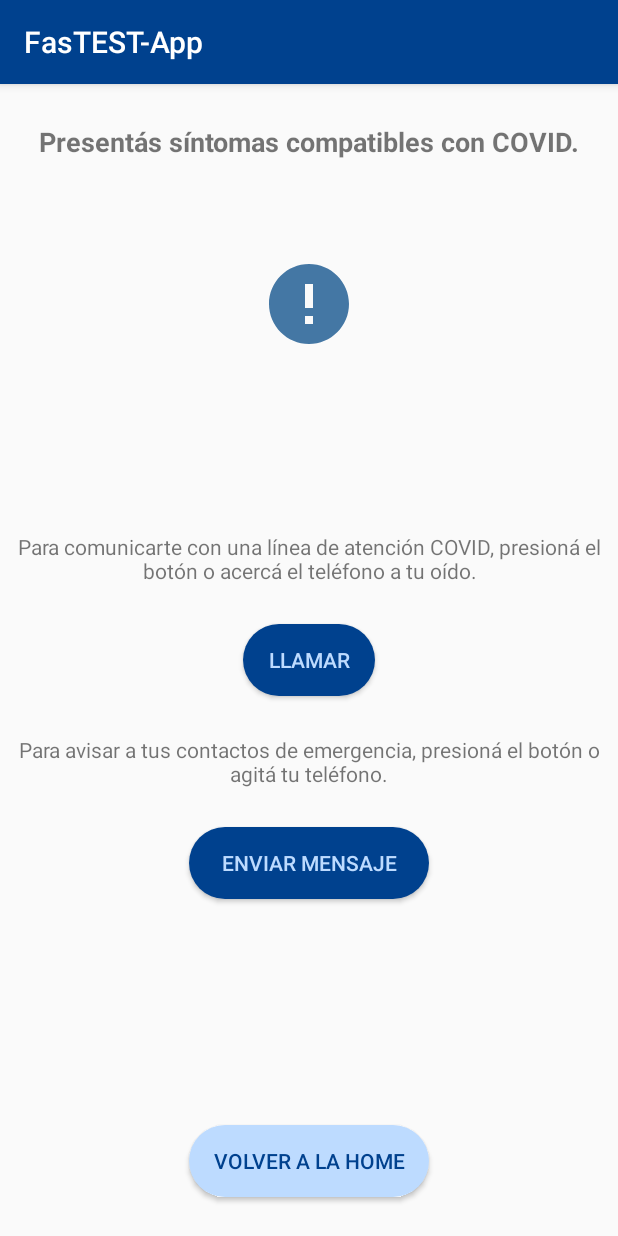
After one commit to MartinRomano-S/soa-tp2, an Android app: the TestResultActivity screen opened directly, with no data from a screen before it, on a phone screen of 412 x 824 dp. The commit adds this screen. Run offline under Robolectric (Android 15) with nearby library versions, the phone set to English and light mode, and no system bars.

Commit message:
Se agregó un botón de Skip Login en la home y se implementó una funcion de llamada.

```diff
--- a/app/src/main/java/com/example/testlogin/TestActivity.java
+++ b/app/src/main/java/com/example/testlogin/TestActivity.java
@@ -4,6 +4,7 @@ import androidx.appcompat.app.AppCompatActivity;
 
 import android.app.AlertDialog;
 import android.content.DialogInterface;
+import android.content.Intent;
 import android.os.Bundle;
 import android.view.View;
 import android.widget.Button;
@@ -54,8 +55,8 @@ public class TestActivity extends AppCompatActivity {
                 boolean testResult=testResolver.resolve();
 
                 if(testResult){
-                    Toast.makeText(getApplicationContext(),"Acá debería llevarte a otra activity.",
-                            Toast.LENGTH_SHORT).show();
+                    startActivity(new Intent(TestActivity.this, TestResultActivity.class));
+
                 }else{
                     builder.setMessage(R.string.sinSintomas) .setTitle(R.string.resultadoTest);
                     builder.setCancelable(false)
--- /dev/null
+++ b/app/src/main/java/com/example/testlogin/TestResultActivity.java
@@ -0,0 +1,99 @@
+package com.example.testlogin;
+
+import androidx.annotation.NonNull;
+import androidx.appcompat.app.AppCompatActivity;
+import androidx.core.app.ActivityCompat;
+
+import android.Manifest;
+import android.app.Activity;
+import android.content.Context;
+import android.content.Intent;
+import android.content.pm.PackageManager;
+import android.net.Uri;
+import android.os.Build;
+import android.os.Bundle;
+import android.util.Log;
+import android.view.View;
+import android.widget.Button;
+import android.widget.Toast;
+
+public class TestResultActivity extends AppCompatActivity {
+
+    Button botonLlamar, botonMensajear, botonVolverAHome;
+    private Context mContext=TestResultActivity.this;
+
+    private static final int REQUEST = 112;
+
+    @Override
+    protected void onCreate(Bundle savedInstanceState) {
+        super.onCreate(savedInstanceState);
+        setContentView(R.layout.activity_test_result);
+
+        botonLlamar = findViewById(R.id.botonLlamarAtencionCovid);
+        botonMensajear = findViewById(R.id.botonMensajearCovid);
+        botonVolverAHome = findViewById(R.id.botonVolverAHome);
+
+        botonVolverAHome.setOnClickListener(new View.OnClickListener() {
+            @Override
+            public void onClick(View view) {
+                startActivity(new Intent(TestResultActivity.this, HomeActivity.class));
+            }
+        });
+
+        botonLlamar.setOnClickListener(new View.OnClickListener() {
+            @Override
+            public void onClick(View view) {
+                //Intent call = new Intent(Intent.ACTION_CALL, Uri.parse("tel:" + "1121891188"));
+                //startActivity(call);
+
+                if (Build.VERSION.SDK_INT >= 23) {
+                    String[] PERMISSIONS = {android.Manifest.permission.CALL_PHONE};
+                    if (!hasPermissions(mContext, PERMISSIONS)) {
+                        ActivityCompat.requestPermissions((Activity) mContext, PERMISSIONS, REQUEST );
+                    } else {
+                        makeCall();
+                    }
+                } else {
+                    makeCall();
+                }
+
+            }
+        });
+
+    }
+
+    @Override
+    public void onRequestPermissionsResult(int requestCode, @NonNull String[] permissions, @NonNull int[] grantResults) {
+        super.onRequestPermissionsResult(requestCode, permissions, grantResults);
+        switch (requestCode) {
+            case REQUEST: {
+                if (grantResults.length > 0 && grantResults[0] == PackageManager.PERMISSION_GRANTED) {
+                    makeCall();
+                } else {
+                    Toast.makeText(mContext, "The app was not allowed to call.", Toast.LENGTH_LONG).show();
+                }
+            }
+        }
+    }
+
+    private static boolean hasPermissions(Context context, String... permissions) {
+        if (Build.VERSION.SDK_INT >= Build.VERSION_CODES.M && context != null && permissions != null) {
+            for (String permission : permissions) {
+                if (ActivityCompat.checkSelfPermission(context, permission) != PackageManager.PERMISSION_GRANTED) {
+                    return false;
+                }
+            }
+        }
+        return true;
+    }
+
+    public void makeCall()
+    {
+        Toast.makeText(mContext, "SE SUPONE QUE ESTOY LLAMANDO", Toast.LENGTH_LONG).show();
+        String number="1121891188";
+        Intent intent4=new Intent(Intent.ACTION_CALL);
+        intent4.setData(Uri.parse("tel:"+number));
+        startActivity(intent4);
+    }
+
+}
--- a/app/src/main/java/com/example/testlogin/services/TestResolver.java
+++ b/app/src/main/java/com/example/testlogin/services/TestResolver.java
@@ -17,6 +17,7 @@ public class TestResolver {
             return false;
         }else{
             return true;
+
         }
     }
 }
--- /dev/null
+++ b/app/src/main/res/drawable/ic_alert.xml
@@ -0,0 +1,5 @@
+<vector android:height="64dp" android:tint="#4477A4"
+    android:viewportHeight="24" android:viewportWidth="24"
+    android:width="64dp" xmlns:android="http://schemas.android.com/apk/res/android">
+    <path android:fillColor="@color/colorPrimaryDarkShadow" android:pathData="M12,2C6.48,2 2,6.48 2,12s4.48,10 10,10 10,-4.48 10,-10S17.52,2 12,2zM13,17h-2v-2h2v2zM13,13h-2L11,7h2v6z"/>
+</vector>
--- /dev/null
+++ b/app/src/main/res/layout/activity_test_result.xml
@@ -0,0 +1,100 @@
+<?xml version="1.0" encoding="utf-8"?>
+<androidx.constraintlayout.widget.ConstraintLayout xmlns:android="http://schemas.android.com/apk/res/android"
+    xmlns:app="http://schemas.android.com/apk/res-auto"
+    xmlns:tools="http://schemas.android.com/tools"
+    android:layout_width="match_parent"
+    android:layout_height="match_parent"
+    tools:context=".TestResultActivity">
+
+    <TextView
+        android:id="@+id/textoSintomasCompatibles"
+        android:layout_width="wrap_content"
+        android:layout_height="wrap_content"
+        android:layout_marginTop="26dp"
+        android:text="@string/resultadoSintomasCompatibles"
+        android:textAlignment="center"
+        android:textSize="18sp"
+        android:textStyle="bold"
+        app:layout_constraintEnd_toEndOf="parent"
+        app:layout_constraintHorizontal_bias="0.5"
+        app:layout_constraintStart_toStartOf="parent"
+        app:layout_constraintTop_toTopOf="parent" />
+
+    <TextView
+        android:id="@+id/textoLlamar"
+        android:layout_width="wrap_content"
+        android:layout_height="wrap_content"
+        android:layout_marginTop="120dp"
+        android:text="@string/covidLlamar"
+        android:textAlignment="center"
+        app:layout_constraintEnd_toEndOf="parent"
+        app:layout_constraintHorizontal_bias="0.5"
+        app:layout_constraintStart_toStartOf="parent"
+        app:layout_constraintTop_toBottomOf="@id/sintomasCompatiblesIcon" />
+
+    <Button
+        android:id="@+id/botonLlamarAtencionCovid"
+        android:layout_width="wrap_content"
+        android:layout_height="wrap_content"
+        android:layout_marginTop="26dp"
+        android:background="@drawable/button_primary"
+        android:text="@string/covidLlamarBoton"
+        android:textColor="@color/colorPrimary"
+        app:layout_constraintEnd_toEndOf="parent"
+        app:layout_constraintHorizontal_bias="0.5"
+        app:layout_constraintStart_toStartOf="parent"
+        app:layout_constraintTop_toBottomOf="@+id/textoLlamar" />
+
+    <TextView
+        android:id="@+id/textoMensajear"
+        android:layout_width="wrap_content"
+        android:layout_height="wrap_content"
+        android:layout_marginTop="26dp"
+        android:text="@string/covidMensajear"
+        android:textAlignment="center"
+        app:layout_constraintEnd_toEndOf="parent"
+        app:layout_constraintHorizontal_bias="0.5"
+        app:layout_constraintStart_toStartOf="parent"
+        app:layout_constraintTop_toBottomOf="@id/botonLlamarAtencionCovid" />
+
+    <Button
+        android:id="@+id/botonMensajearCovid"
+        android:layout_width="160dp"
+        android:layout_height="wrap_content"
+        android:layout_marginTop="26dp"
+        android:background="@drawable/button_primary"
+        android:text="@string/covidMensajearBoton"
+        android:textColor="@color/colorPrimary"
+        app:layout_constraintEnd_toEndOf="parent"
+        app:layout_constraintHorizontal_bias="0.5"
+        app:layout_constraintStart_toStartOf="parent"
+        app:layout_constraintTop_toBottomOf="@id/textoMensajear" />
+
+
+    <Button
+        android:id="@+id/botonVolverAHome"
+        android:layout_width="160dp"
+        android:layout_height="wrap_content"
+        android:layout_marginBottom="26dp"
+        android:background="@drawable/button_secondary"
+        android:text="@string/botonVolverAHome"
+        android:textColor="@color/colorPrimaryDark"
+        app:layout_constraintBottom_toBottomOf="parent"
+        app:layout_constraintEnd_toEndOf="parent"
+        app:layout_constraintHorizontal_bias="0.5"
+        app:layout_constraintStart_toStartOf="parent" />
+
+    <ImageView
+        android:id="@+id/sintomasCompatiblesIcon"
+        android:layout_width="wrap_content"
+        android:layout_height="wrap_content"
+        android:layout_marginTop="64dp"
+        app:layout_constraintEnd_toEndOf="parent"
+        app:layout_constraintHorizontal_bias="0.5"
+        app:layout_constraintStart_toStartOf="parent"
+        app:layout_constraintTop_toBottomOf="@id/textoSintomasCompatibles"
+        app:srcCompat="@drawable/ic_alert"
+        android:contentDescription="@string/iconoAlertText" />
+
+
+</androidx.constraintlayout.widget.ConstraintLayout>
--- a/app/src/main/res/values/strings.xml
+++ b/app/src/main/res/values/strings.xml
@@ -77,4 +77,13 @@
     <string name="temperaturaMinimaAlcanzada">Temperatura mínima alcanzada</string>
     <string name="errorPhoneNumberFormat">El número de teléfono debe empezar con 11 ó 15 y contener 10 dígitos</string>
 
+    <!-- TEXTOS RESULTADO -->
+    <string name="resultadoSintomasCompatibles">Presentás síntomas compatibles con COVID.</string>
+    <string name="covidLlamar">Para comunicarte con una línea de atención COVID, presioná el botón o acercá el teléfono a tu oído.</string>
+    <string name="covidMensajear">Para avisar a tus contactos de emergencia, presioná el botón o agitá tu teléfono.</string>
+    <string name="covidLlamarBoton">Llamar</string>
+    <string name="covidMensajearBoton">Enviar mensaje</string>
+    <string name="botonVolverAHome">Volver a la home</string>
+    <string name="iconoAlertText">Icono de alerta</string>
+
 </resources>
```
Also changed, not shown: app/src/main/AndroidManifest.xml (+7 -5 lines), app/src/main/java/com/example/testlogin/LoginActivity.java (+11 -0 lines), app/src/main/res/layout/activity_login.xml (+14 -3 lines), app/src/main/res/layout/activity_test.xml (+41 -11 lines).
